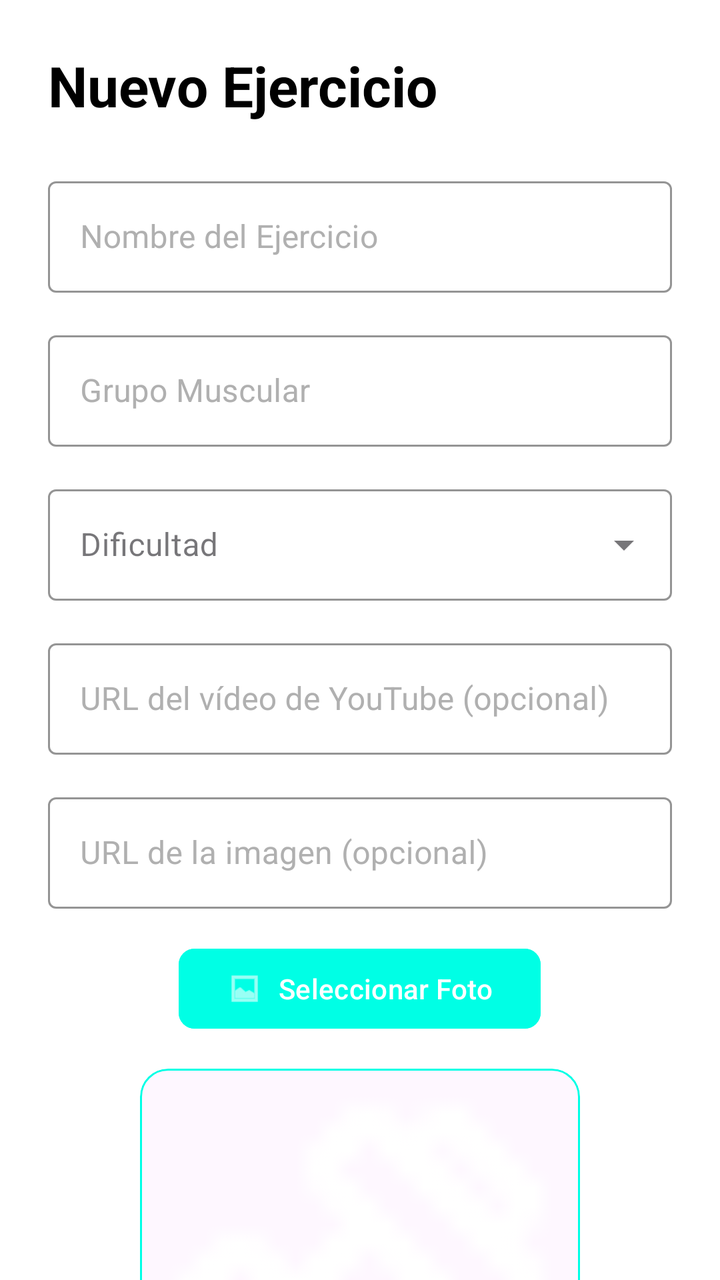
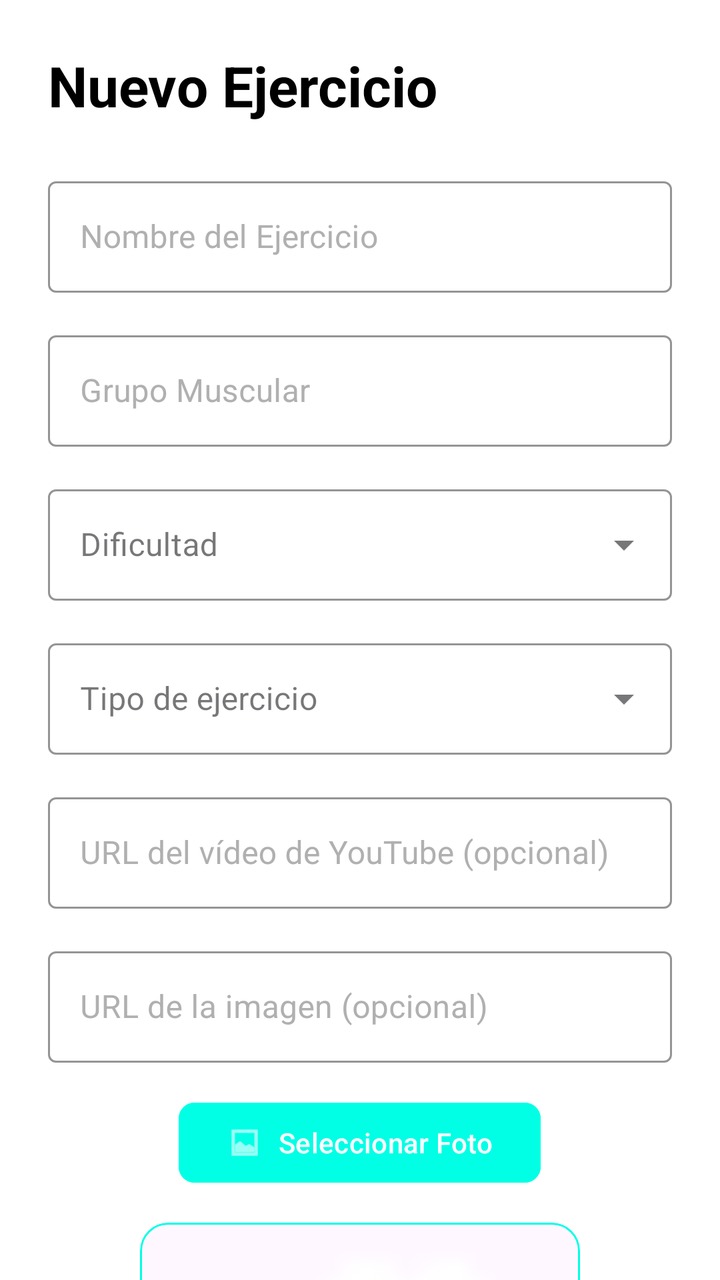

Before-and-after screenshots of an Android layout around one commit, followed by the original layout XML and the change that was made.
<!-- AndroidManifest.xml: application theme Theme.FitJourney -->
<!-- res/layout/fragment_form_exercise.xml -->
<?xml version="1.0" encoding="utf-8"?>
<androidx.core.widget.NestedScrollView xmlns:android="http://schemas.android.com/apk/res/android"
    xmlns:app="http://schemas.android.com/apk/res-auto"
    xmlns:tools="http://schemas.android.com/tools"
    android:layout_width="match_parent"
    android:layout_height="match_parent"
    android:background="@color/fondo"
    android:fillViewport="true">

    <androidx.constraintlayout.widget.ConstraintLayout
        android:layout_width="match_parent"
        android:layout_height="wrap_content"
        android:padding="24dp">

        <TextView
            android:id="@+id/tvFormTitle"
            android:layout_width="wrap_content"
            android:layout_height="wrap_content"
            android:text="@string/new_exercise"
            android:textColor="@color/text"
            android:textSize="28sp"
            android:textStyle="bold"
            app:layout_constraintStart_toStartOf="parent"
            app:layout_constraintTop_toTopOf="parent" />

        <com.google.android.material.textfield.TextInputLayout
            android:id="@+id/tilName"
            style="@style/Widget.MaterialComponents.TextInputLayout.OutlinedBox"
            android:layout_width="match_parent"
            android:layout_height="wrap_content"
            android:layout_marginTop="24dp"
            android:hint="@string/exercise_name"
            android:textColorHint="#B0B0B0"
            app:boxStrokeColor="@color/mainazul"
            app:hintTextColor="@color/mainazul"
            app:layout_constraintTop_toBottomOf="@id/tvFormTitle">

            <com.google.android.material.textfield.TextInputEditText
                android:id="@+id/etName"
                android:layout_width="match_parent"
                android:layout_height="wrap_content"
                android:inputType="textCapSentences"
                android:textColor="@color/text" />
        </com.google.android.material.textfield.TextInputLayout>

        <com.google.android.material.textfield.TextInputLayout
            android:id="@+id/tilMuscle"
            style="@style/Widget.MaterialComponents.TextInputLayout.OutlinedBox"
            android:layout_width="match_parent"
            android:layout_height="wrap_content"
            android:layout_marginTop="16dp"
            android:hint="@string/muscle_group"
            android:textColorHint="#B0B0B0"
            app:boxStrokeColor="@color/mainazul"
            app:hintTextColor="@color/mainazul"
            app:layout_constraintTop_toBottomOf="@id/tilName">

            <com.google.android.material.textfield.TextInputEditText
                android:id="@+id/etMuscle"
                android:layout_width="match_parent"
                android:layout_height="wrap_content"
                android:inputType="textCapWords"
                android:textColor="@color/text" />
        </com.google.android.material.textfield.TextInputLayout>

        <com.google.android.material.textfield.TextInputLayout
            android:id="@+id/tilDifficulty"
            style="@style/Widget.MaterialComponents.TextInputLayout.OutlinedBox.ExposedDropdownMenu"
            android:layout_width="match_parent"
            android:layout_height="wrap_content"
            android:layout_marginTop="16dp"
            android:hint="@string/difficulty"
            app:boxStrokeColor="@color/mainazul"
            app:hintTextColor="@color/mainazul"
            app:layout_constraintTop_toBottomOf="@id/tilMuscle">

            <AutoCompleteTextView
                android:id="@+id/actvDifficulty"
                android:layout_width="match_parent"
                android:layout_height="wrap_content"
                android:inputType="none"
                android:textColor="@color/text" />
        </com.google.android.material.textfield.TextInputLayout>

        <com.google.android.material.textfield.TextInputLayout
            android:id="@+id/tilVideoUrl"
            style="@style/Widget.MaterialComponents.TextInputLayout.OutlinedBox"
            android:layout_width="match_parent"
            android:layout_height="wrap_content"
            android:layout_marginTop="16dp"
            android:hint="URL del vídeo de YouTube (opcional)"
            android:textColorHint="#B0B0B0"
            app:boxStrokeColor="@color/mainazul"
            app:hintTextColor="@color/mainazul"
            app:layout_constraintTop_toBottomOf="@id/tilDifficulty">

            <com.google.android.material.textfield.TextInputEditText
                android:id="@+id/etVideoUrl"
                android:layout_width="match_parent"
                android:layout_height="wrap_content"
                android:inputType="textUri"
                android:textColor="@color/text" />
        </com.google.android.material.textfield.TextInputLayout>

        <com.google.android.material.textfield.TextInputLayout
            android:id="@+id/tilImageUrl"
            style="@style/Widget.MaterialComponents.TextInputLayout.OutlinedBox"
            android:layout_width="match_parent"
            android:layout_height="wrap_content"
            android:layout_marginTop="16dp"
            android:hint="URL de la imagen (opcional)"
            android:textColorHint="#B0B0B0"
            app:boxStrokeColor="@color/mainazul"
            app:hintTextColor="@color/mainazul"
            app:layout_constraintTop_toBottomOf="@id/tilVideoUrl">

            <com.google.android.material.textfield.TextInputEditText
                android:id="@+id/etImageUrl"
                android:layout_width="match_parent"
                android:layout_height="wrap_content"
                android:inputType="textUri"
                android:textColor="@color/text" />
        </com.google.android.material.textfield.TextInputLayout>

        <LinearLayout
            android:id="@+id/layoutImage"
            android:layout_width="match_parent"
            android:layout_height="wrap_content"
            android:layout_marginTop="16dp"
            android:gravity="center"
            android:orientation="vertical"
            app:layout_constraintTop_toBottomOf="@id/tilImageUrl">

            <com.google.android.material.button.MaterialButton
                android:id="@+id/btnSelectImage"
                android:layout_width="wrap_content"
                android:layout_height="wrap_content"
                android:backgroundTint="@color/mainazul"
                android:text="@string/choose_photo"
                app:cornerRadius="8dp"
                app:icon="@android:drawable/ic_menu_gallery" />

            <com.google.android.material.card.MaterialCardView
                android:layout_width="220dp"
                android:layout_height="220dp"
                android:layout_marginTop="16dp"
                app:cardCornerRadius="14dp"
                app:cardElevation="0dp"
                app:strokeColor="@color/mainazul"
                app:strokeWidth="1dp">

                <ImageView
                    android:id="@+id/ivPreview"
                    android:layout_width="match_parent"
                    android:layout_height="match_parent"
                    android:background="?attr/colorSurface"
                    android:scaleType="centerCrop"
                    android:src="@drawable/ic_ejercicios" />
            </com.google.android.material.card.MaterialCardView>
        </LinearLayout>

        <com.google.android.material.textfield.TextInputLayout
            android:id="@+id/tilDescription"
            style="@style/Widget.MaterialComponents.TextInputLayout.OutlinedBox"
            android:layout_width="match_parent"
            android:layout_height="wrap_content"
            android:layout_marginTop="20dp"
            android:hint="@string/description"
            android:textColorHint="#B0B0B0"
            app:boxStrokeColor="@color/mainazul"
            app:hintTextColor="@color/mainazul"
            app:layout_constraintTop_toBottomOf="@id/layoutImage">

            <com.google.android.material.textfield.TextInputEditText
                android:id="@+id/etDescription"
                android:layout_width="match_parent"
                android:layout_height="wrap_content"
                android:gravity="top"
                android:inputType="textMultiLine"
                android:minLines="5"
                android:textColor="@color/text" />
        </com.google.android.material.textfield.TextInputLayout>

        <com.google.android.material.button.MaterialButton
            android:id="@+id/btnSave"
            android:layout_width="match_parent"
            android:layout_height="60dp"
            android:layout_marginTop="32dp"
            android:layout_marginBottom="16dp"
            android:backgroundTint="@color/mainrosa"
            android:text="@string/save"
            android:textColor="@color/text"
            android:textSize="16sp"
            android:textStyle="bold"
            app:cornerRadius="12dp"
            app:layout_constraintBottom_toBottomOf="parent"
            app:layout_constraintTop_toBottomOf="@id/tilDescription"
            app:layout_constraintVertical_bias="1.0" />

    </androidx.constraintlayout.widget.ConstraintLayout>
</androidx.core.widget.NestedScrollView>
<!-- resources referenced by this layout -->
<resources>
  <color name="fondo">#FFFFFF</color>
  <color name="mainazul">#00FFE5</color>
  <color name="mainrosa">#FF00DD</color>
  <color name="text">#000000</color>
  <!-- drawable ic_ejercicios: png bitmap (drawable, 567 bytes) -->
  <string name="choose_photo">Seleccionar Foto</string>
  <string name="description">Descripción: Separe con puntos las instrucciones</string>
  <string name="difficulty">Dificultad</string>
  <string name="exercise_name">Nombre del Ejercicio</string>
  <string name="muscle_group">Grupo Muscular</string>
  <string name="new_exercise">Nuevo Ejercicio</string>
  <string name="save">Guardar</string>
  <style name="Theme.FitJourney" parent="Base.Theme.FitJourney">
  
          <item name="android:statusBarColor">@color/fondo</item>
  
          <item name="android:windowLightStatusBar">true</item>
  
      </style>
  <style name="Base.Theme.FitJourney" parent="Theme.Material3.DayNight.NoActionBar">
  
      </style>
</resources>

<!-- the commit's change to res/layout/fragment_form_exercise.xml (unified diff, before → after) -->
@@ -63,6 +63,7 @@
                 android:textColor="@color/text" />
         </com.google.android.material.textfield.TextInputLayout>
 
+        
         <com.google.android.material.textfield.TextInputLayout
             android:id="@+id/tilDifficulty"
             style="@style/Widget.MaterialComponents.TextInputLayout.OutlinedBox.ExposedDropdownMenu"
@@ -82,6 +83,26 @@
                 android:textColor="@color/text" />
         </com.google.android.material.textfield.TextInputLayout>
 
+        
+        <com.google.android.material.textfield.TextInputLayout
+            android:id="@+id/tilExerciseType"
+            style="@style/Widget.MaterialComponents.TextInputLayout.OutlinedBox.ExposedDropdownMenu"
+            android:layout_width="match_parent"
+            android:layout_height="wrap_content"
+            android:layout_marginTop="16dp"
+            android:hint="Tipo de ejercicio"
+            app:boxStrokeColor="@color/mainazul"
+            app:hintTextColor="@color/mainazul"
+            app:layout_constraintTop_toBottomOf="@id/tilDifficulty">
+
+            <AutoCompleteTextView
+                android:id="@+id/actvExerciseType"
+                android:layout_width="match_parent"
+                android:layout_height="wrap_content"
+                android:inputType="none"
+                android:textColor="@color/text" />
+        </com.google.android.material.textfield.TextInputLayout>
+
         <com.google.android.material.textfield.TextInputLayout
             android:id="@+id/tilVideoUrl"
             style="@style/Widget.MaterialComponents.TextInputLayout.OutlinedBox"
@@ -92,7 +113,7 @@
             android:textColorHint="#B0B0B0"
             app:boxStrokeColor="@color/mainazul"
             app:hintTextColor="@color/mainazul"
-            app:layout_constraintTop_toBottomOf="@id/tilDifficulty">
+            app:layout_constraintTop_toBottomOf="@id/tilExerciseType">
 
             <com.google.android.material.textfield.TextInputEditText
                 android:id="@+id/etVideoUrl"
